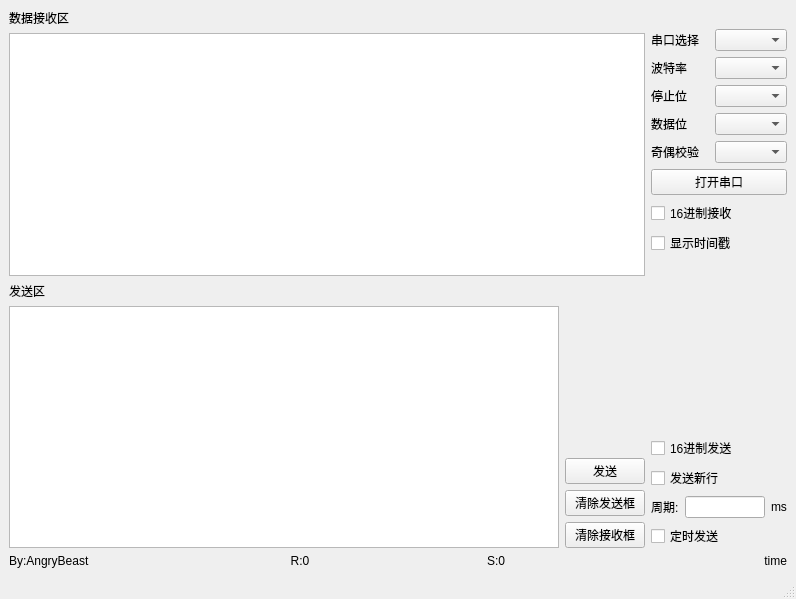
Above: mainwindow.ui from AngryBeast/QT_serialport before the change. Below: the same form after it.
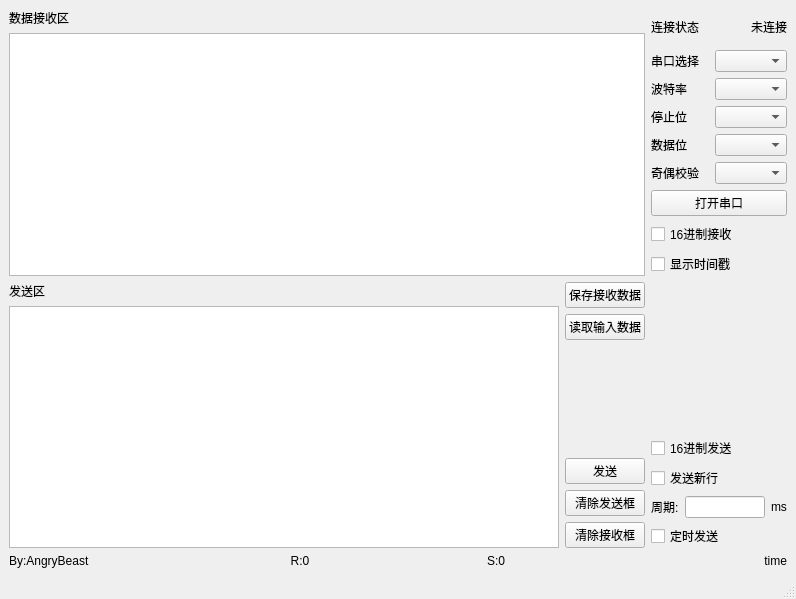
That is the form after the change.

What changed in the file:
```diff
--- a/mainwindow.ui
+++ b/mainwindow.ui
@@ -124,6 +124,27 @@
      <layout class="QVBoxLayout" name="verticalLayout_4">
       <item>
        <layout class="QVBoxLayout" name="verticalLayout">
+        <item>
+         <layout class="QHBoxLayout" name="horizontalLayout_9">
+          <item>
+           <widget class="QLabel" name="label_12">
+            <property name="text">
+             <string>连接状态</string>
+            </property>
+           </widget>
+          </item>
+          <item>
+           <widget class="QLabel" name="label_state">
+            <property name="text">
+             <string>未连接</string>
+            </property>
+            <property name="alignment">
+             <set>Qt::AlignRight|Qt::AlignTrailing|Qt::AlignVCenter</set>
+            </property>
+           </widget>
+          </item>
+         </layout>
+        </item>
         <item>
          <layout class="QVBoxLayout" name="verticalLayout_3">
           <item>
@@ -241,6 +262,20 @@
       </item>
       <item>
        <layout class="QVBoxLayout" name="verticalLayout_5">
+        <item>
+         <widget class="QPushButton" name="pushButton_savaFile">
+          <property name="text">
+           <string>保存接收数据</string>
+          </property>
+         </widget>
+        </item>
+        <item>
+         <widget class="QPushButton" name="pushButton_loadFile">
+          <property name="text">
+           <string>读取输入数据</string>
+          </property>
+         </widget>
+        </item>
         <item>
          <spacer name="verticalSpacer_2">
           <property name="orientation">
```
